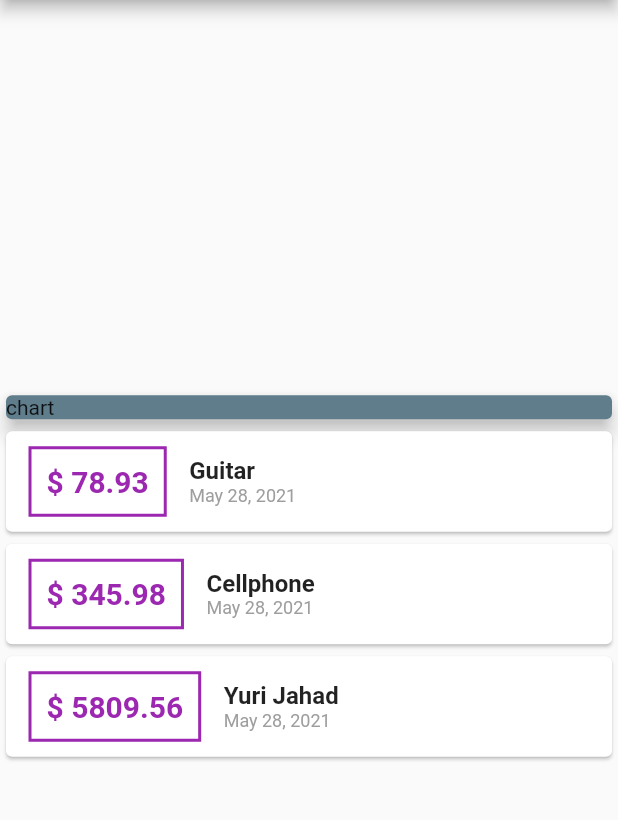
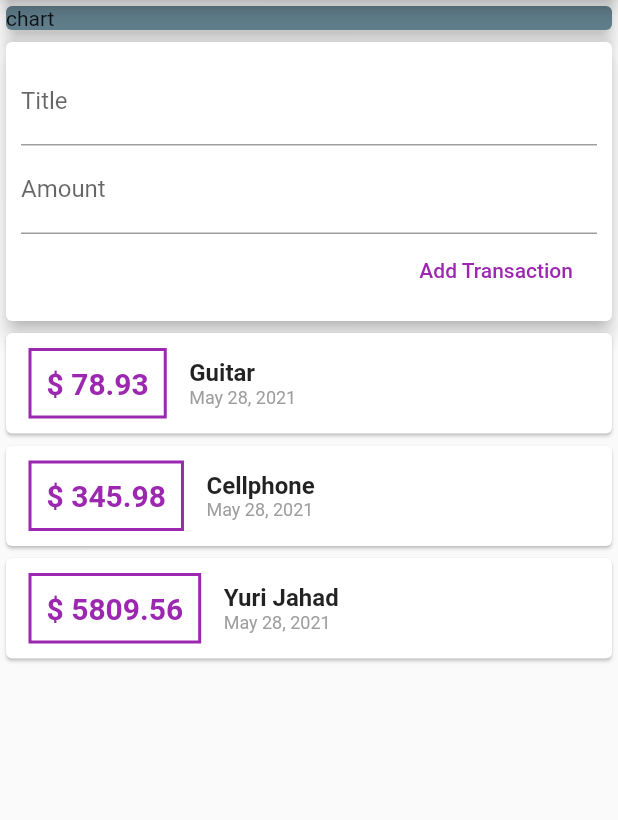
Before and after one commit to AndresN17/Expenses_App, a Flutter app: the screen it shows after launch, on a phone screen of 412 x 824 dp, the part 84-904 px from its top. Run offline on Flutter 3.47's test engine with Material 2 defaults, Android fonts, the phone set to English and light mode, and no system bars.

Commit message:
Added a chart to get user input

```diff
--- a/lib/main.dart
+++ b/lib/main.dart
@@ -1,6 +1,6 @@
 import 'package:flutter/material.dart';
 import 'package:intl/intl.dart';
-import './transaction.dart';
+import 'models/transaction.dart';
 
 void main() => runApp(MyApp());
 
@@ -22,6 +22,10 @@ class MyHomePage extends StatelessWidget {
     Transaction(
         id: '3', title: 'Yuri Jahad', amount: 5809.56, date: DateTime.now()),
   ];
+  //String titleInput;
+  //String amountInput;
+  final titleController = TextEditingController();
+  final amountController = TextEditingController();
   @override
   Widget build(BuildContext context) {
     return Scaffold(
@@ -29,7 +33,7 @@ class MyHomePage extends StatelessWidget {
           title: Text("Expense App"),
         ),
         body: Column(
-          mainAxisAlignment: MainAxisAlignment.center,
+          //mainAxisAlignment: MainAxisAlignment.start,
           crossAxisAlignment: CrossAxisAlignment.stretch,
           children: <Widget>[
             Container(
@@ -40,6 +44,36 @@ class MyHomePage extends StatelessWidget {
                 elevation: 5,
               ),
             ),
+            Card(
+                elevation: 5,
+                child: Container(
+                  padding: EdgeInsets.all(10),
+                  child: Column(
+                    crossAxisAlignment: CrossAxisAlignment.end,
+                    children: <Widget>[
+                      TextField(
+                        decoration: InputDecoration(labelText: 'Title'),
+                        controller: titleController,
+                        /*onChanged: (value) {
+                          titleInput = value;
+                        },*/
+                      ),
+                      TextField(
+                        decoration: InputDecoration(labelText: 'Amount'),
+                        controller: amountController,
+                        /*onChanged: (value) {
+                          amountInput = value;
+                        },*/
+                      ),
+                      FlatButton(
+                          onPressed: () {
+                            print(titleController.text);
+                          },
+                          child: Text('Add Transaction',
+                              style: TextStyle(color: Colors.purple))),
+                    ],
+                  ),
+                )),
             Column(
               children: transactions.map((transaction) {
                 return Card(
```
Also changed, not shown: lib/models/transaction.dart (renamed from lib/transaction.dart), lib/widgets/transactionList.dart (added).
